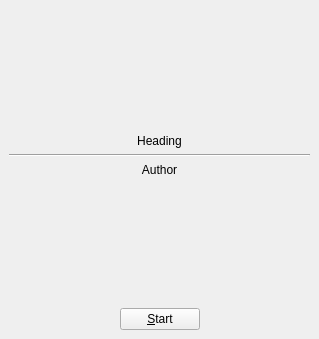
BuildmLearn/BuildmLearn-Toolkit, file src/templates/quiz/quizsimulator.ui: the form before one commit.
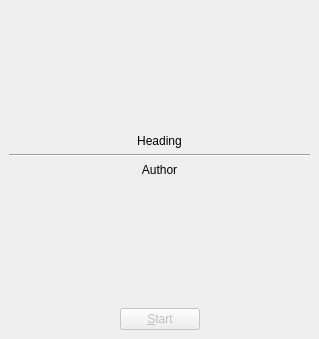
The form after the commit.

Patch:
```diff
--- a/src/templates/quiz/quizsimulator.ui
+++ b/src/templates/quiz/quizsimulator.ui
@@ -103,6 +103,9 @@
          </item>
          <item>
           <widget class="QPushButton" name="m_btnStart">
+           <property name="enabled">
+            <bool>false</bool>
+           </property>
            <property name="text">
             <string>&amp;Start</string>
            </property>
```
Left out of the diff: 9 changed lines with no effect on the pictures.
